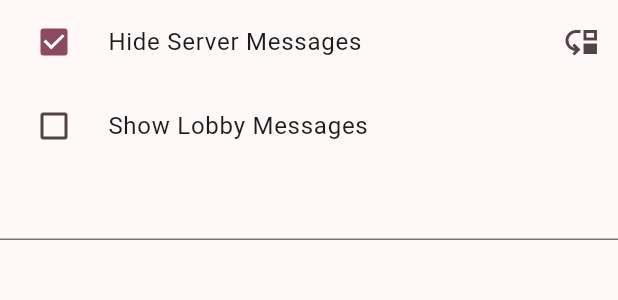
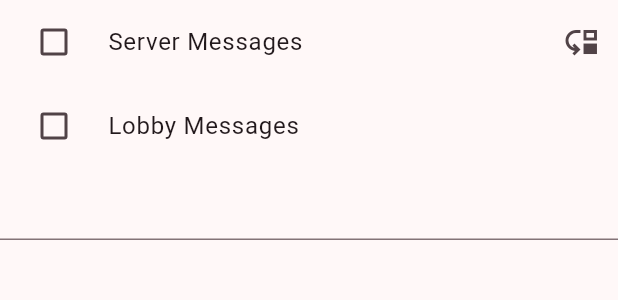
Before and after one commit to JohnChernoff/mole_app, a Flutter app: the ChatPage widget shown alone on an empty page, opened directly with empty values, on a phone screen of 412 x 824 dp. Shown: the top 300 px of the screen. Run offline on Flutter 3.47's test engine with Material 2 defaults, Android fonts, the phone set to English and light mode, and no system bars; our stand-ins replace audioplayers, fast_immutable_collections, numberpicker, package_info_plus, shared_preferences, webview_flutter; missing offline and left inert: chessground, dartchess, oauth2; accounts and stored records are empty; network calls fail.

```diff
--- a/lib/src/chat_page.dart
+++ b/lib/src/chat_page.dart
@@ -4,7 +4,7 @@ import 'mole_client.dart';
 class ChatPage extends StatefulWidget {
   final MoleClient client;
   static bool lobby = false;
-  static bool hideServerMessages = true;
+  static bool serverMessages = false;
 
   const ChatPage(this.client, {super.key});
 
@@ -25,11 +25,11 @@ class _ChatPageState extends State<ChatPage> {
           children: [
             Flexible(
               child: CheckboxListTile(
-                title: const Text("Hide Server Messages"),
-                value: ChatPage.hideServerMessages,
+                title: const Text("Server Messages"),
+                value: ChatPage.serverMessages,
                 onChanged: (newValue) {
                   setState(() {
-                    ChatPage.hideServerMessages = newValue ?? false;
+                    ChatPage.serverMessages = newValue ?? false;
                   });
                 },
                 controlAffinity:
@@ -45,7 +45,7 @@ class _ChatPageState extends State<ChatPage> {
           ],
         ),
         CheckboxListTile(
-          title: const Text("Show Lobby Messages"),
+          title: const Text("Lobby Messages"),
           value: ChatPage.lobby,
           onChanged: (newValue) {
             setState(() {
@@ -78,7 +78,7 @@ class _ChatPageState extends State<ChatPage> {
                   String color = chat["color"];
                   String msg = chat["msg"];
                   return Container(
-                    height: (ChatPage.hideServerMessages &&
+                    height: (!ChatPage.serverMessages &&
                             chat["player"] == "serv" &&
                             !ChatPage.lobby)
                         ? 0
--- a/lib/src/mole_client.dart
+++ b/lib/src/mole_client.dart
@@ -5,6 +5,7 @@ import 'package:fast_immutable_collections/fast_immutable_collections.dart';
 import 'dart:convert';
 import 'dart:math';
 import 'package:flutter/material.dart';
+import 'package:package_info_plus/package_info_plus.dart';
 import 'package:shared_preferences/shared_preferences.dart';
 import 'dialogs.dart';
 import 'lichess_login.dart';
@@ -60,12 +61,20 @@ class MoleClient extends ChangeNotifier {
   bool isLoggedIn = false;
   String address;
   late MoleSock sock;
+  PackageInfo? packageInfo;
 
   MoleClient(this.address) {
+
+    PackageInfo.fromPlatform().then((PackageInfo info) {
+        packageInfo = info;
+        print(info);
+    });
+
     SharedPreferences.getInstance().then((sp) {
         prefs = sp;
         lichessToken = prefs?.getString('token') ?? "";
     });
+
     functionMap = {
       "no_log" : loggedOut,
       "log_OK" : loggedIn,
@@ -427,9 +436,11 @@ class MoleClient extends ChangeNotifier {
     });
   }
 
+  void update() {
+    notifyListeners();
+  }
+
 }
-
-
 
 extension HexColor on Color {
   /// String is in the format "aabbcc" or "ffaabbcc" with an optional leading "#".
--- a/lib/src/splash_page.dart
+++ b/lib/src/splash_page.dart
@@ -22,10 +22,10 @@ class SplashPage extends StatelessWidget {
                 ),
               )
             : Image.asset(
-                "assets/images/mole_splash.png",
-                //"assets/images/mole_spin.gif",
+                "assets/images/mole_splash.png", //"assets/images/mole_spin.gif",
                 width: 1000,
                 height: 580,
+                //frameBuilder:  (BuildContext context, Widget child, int? frame, bool? wasSynchronouslyLoaded) { print(frame); return child; }
               ),
       ],
     );
--- a/pubspec.yaml
+++ b/pubspec.yaml
@@ -16,7 +16,7 @@ publish_to: 'none' # Remove this line if you wish to publish to pub.dev
 # https://developer.apple.com/library/archive/documentation/General/Reference/InfoPlistKeyReference/Articles/CoreFoundationKeys.html
 # In Windows, build-name is used as the major, minor, and patch parts
 # of the product and file versions while build-number is used as the build suffix.
-version: 1.1.2+5
+version: 1.1.7+7
 
 environment:
   sdk: '>=3.1.3 <4.0.0'
@@ -46,6 +46,7 @@ dependencies:
   fast_immutable_collections: ^9.1.6
   audioplayers: ^5.2.0
   dartchess: ^0.5.0
+  package_info_plus: ^4.2.0
 
 dev_dependencies:
   flutter_test:
```
Also changed, not shown: lib/main.dart (+7 -3 lines), lib/src/chess_page.dart (+4 -3 lines), lib/src/options_page.dart (+77 -20 lines), pubspec.lock, 1 other file.
